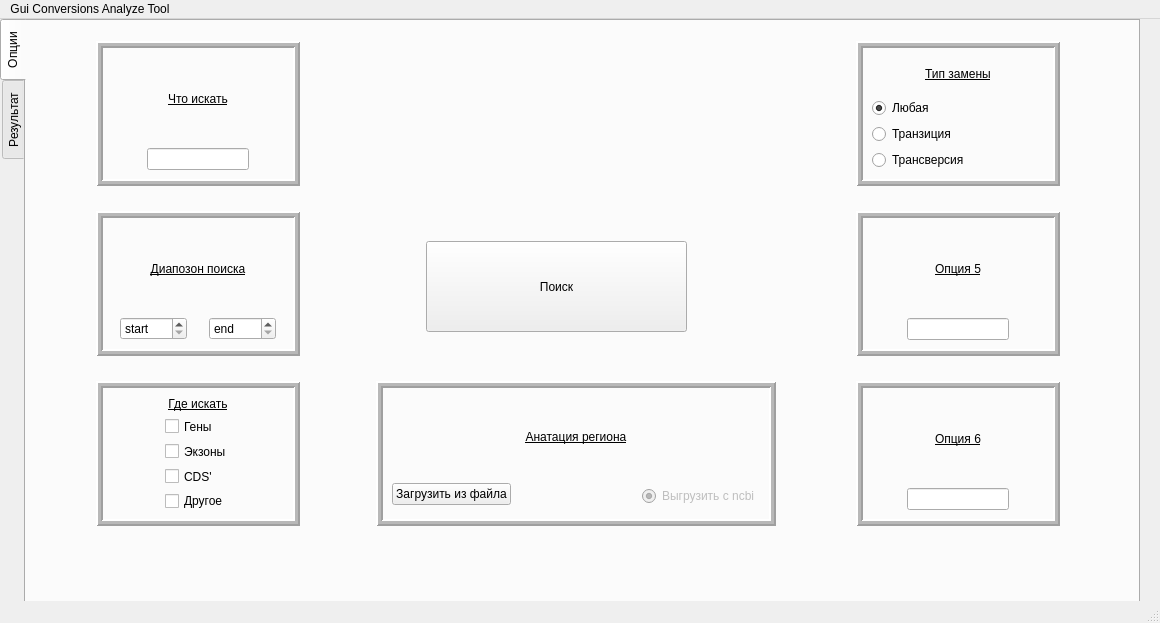
The window that gui/windows/MAIN/mainwindow.ui (furanocoumarins/GCAT) describes before a commit, drawn with Qt 5.
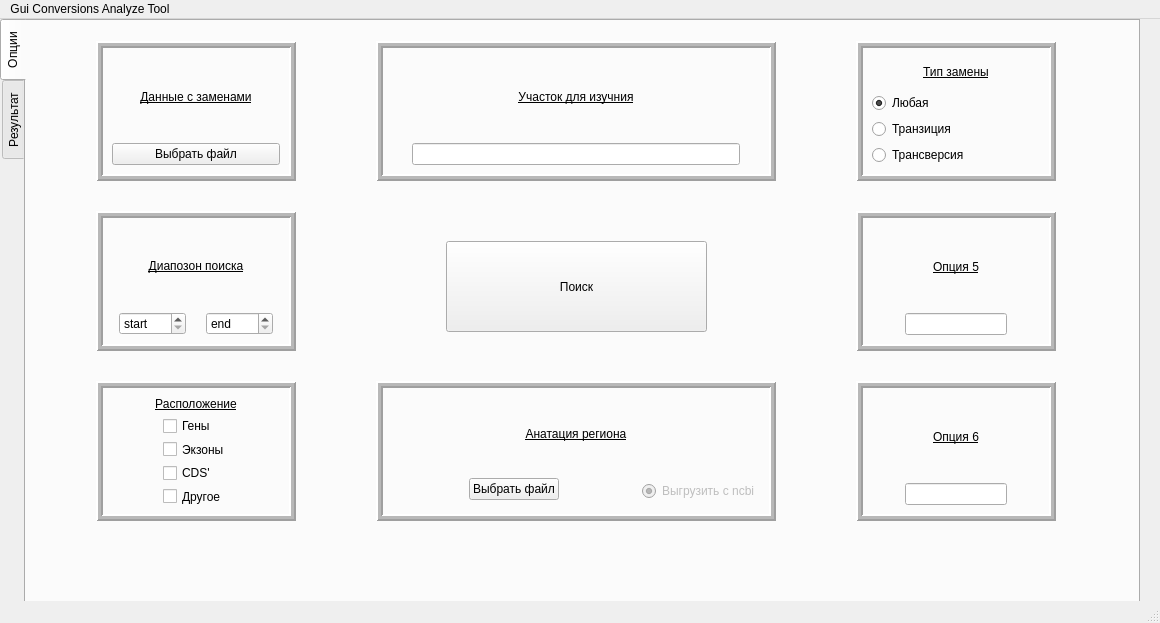
The same window after the commit.

Commit message:
add the ability to select a file (conversion)
also refactoring names

What changed in the file:
```diff
--- a/gui/windows/MAIN/mainwindow.ui
+++ b/gui/windows/MAIN/mainwindow.ui
@@ -81,7 +81,7 @@
      <widget class="QPushButton" name="pushButton">
       <property name="geometry">
        <rect>
-        <x>400</x>
+        <x>420</x>
         <y>220</y>
         <width>261</width>
         <height>91</height>
@@ -96,8 +96,8 @@
        <rect>
         <x>70</x>
         <y>360</y>
-        <width>204</width>
-        <height>145</height>
+        <width>200</width>
+        <height>140</height>
        </rect>
       </property>
       <property name="frameShape">
@@ -116,7 +116,7 @@
        <item>
         <widget class="QLabel" name="SourceSDeearch_lay">
          <property name="text">
-          <string>&lt;html&gt;&lt;head/&gt;&lt;body&gt;&lt;p align=&quot;center&quot;&gt;&lt;span style=&quot; text-decoration: underline;&quot;&gt;Где искать&lt;/span&gt;&lt;/p&gt;&lt;/body&gt;&lt;/html&gt;</string>
+          <string>&lt;html&gt;&lt;head/&gt;&lt;body&gt;&lt;p align=&quot;center&quot;&gt;&lt;span style=&quot; text-decoration: underline;&quot;&gt;Расположение&lt;/span&gt;&lt;/p&gt;&lt;/body&gt;&lt;/html&gt;</string>
          </property>
          <property name="textFormat">
           <enum>Qt::TextFormat::AutoText</enum>
@@ -188,6 +188,19 @@
          </item>
         </layout>
        </item>
+       <item>
+        <spacer name="verticalSpacer_2">
+         <property name="orientation">
+          <enum>Qt::Orientation::Vertical</enum>
+         </property>
+         <property name="sizeHint" stdset="0">
+          <size>
+           <width>20</width>
+           <height>40</height>
+          </size>
+         </property>
+        </spacer>
+       </item>
       </layout>
      </widget>
      <widget class="QFrame" name="positionOPTIONS">
@@ -195,8 +208,8 @@
        <rect>
         <x>70</x>
         <y>190</y>
-        <width>204</width>
-        <height>145</height>
+        <width>200</width>
+        <height>140</height>
        </rect>
       </property>
       <property name="frameShape">
@@ -330,10 +343,10 @@
      <widget class="QFrame" name="SearchSource_fr_3">
       <property name="geometry">
        <rect>
-        <x>70</x>
+        <x>350</x>
         <y>20</y>
-        <width>204</width>
-        <height>145</height>
+        <width>400</width>
+        <height>140</height>
        </rect>
       </property>
       <property name="frameShape">
@@ -352,7 +365,7 @@
        <item>
         <widget class="QLabel" name="SourceSDeearch_lay_3">
          <property name="text">
-          <string>&lt;html&gt;&lt;head/&gt;&lt;body&gt;&lt;p align=&quot;center&quot;&gt;&lt;span style=&quot; text-decoration: underline;&quot;&gt;Что искать&lt;/span&gt;&lt;/p&gt;&lt;/body&gt;&lt;/html&gt;</string>
+          <string>&lt;html&gt;&lt;head/&gt;&lt;body&gt;&lt;p align=&quot;center&quot;&gt;&lt;span style=&quot; text-decoration: underline;&quot;&gt;Участок для изучния&lt;/span&gt;&lt;/p&gt;&lt;/body&gt;&lt;/html&gt;</string>
          </property>
          <property name="textFormat">
           <enum>Qt::TextFormat::AutoText</enum>
@@ -366,9 +379,12 @@
            <property name="orientation">
             <enum>Qt::Orientation::Horizontal</enum>
            </property>
+           <property name="sizeType">
+            <enum>QSizePolicy::Policy::Fixed</enum>
+           </property>
            <property name="sizeHint" stdset="0">
             <size>
-             <width>40</width>
+             <width>20</width>
              <height>20</height>
             </size>
            </property>
@@ -382,9 +398,12 @@
            <property name="orientation">
             <enum>Qt::Orientation::Horizontal</enum>
            </property>
+           <property name="sizeType">
+            <enum>QSizePolicy::Policy::Fixed</enum>
+           </property>
            <property name="sizeHint" stdset="0">
             <size>
-             <width>40</width>
+             <width>20</width>
              <height>20</height>
             </size>
            </property>
@@ -399,8 +418,8 @@
        <rect>
         <x>830</x>
         <y>190</y>
-        <width>204</width>
-        <height>145</height>
+        <width>200</width>
+        <height>140</height>
        </rect>
       </property>
       <property name="frameShape">
@@ -466,8 +485,8 @@
        <rect>
         <x>830</x>
         <y>20</y>
-        <width>204</width>
-        <height>145</height>
+        <width>200</width>
+        <height>140</height>
        </rect>
       </property>
       <property name="frameShape">
@@ -528,8 +547,8 @@
        <rect>
         <x>830</x>
         <y>360</y>
-        <width>204</width>
-        <height>145</height>
+        <width>200</width>
+        <height>140</height>
        </rect>
       </property>
       <property name="frameShape">
@@ -596,7 +615,7 @@
         <x>350</x>
         <y>360</y>
         <width>400</width>
-        <height>145</height>
+        <height>140</height>
        </rect>
       </property>
       <property name="frameShape">
@@ -627,12 +646,25 @@
          <property name="spacing">
           <number>6</number>
          </property>
+         <item>
+          <spacer name="horizontalSpacer_9">
+           <property name="orientation">
+            <enum>Qt::Orientation::Horizontal</enum>
+           </property>
+           <property name="sizeHint" stdset="0">
+            <size>
+             <width>40</width>
+             <height>20</height>
+            </size>
+           </property>
+          </spacer>
+         </item>
          <item>
           <layout class="QVBoxLayout" name="FileLAYOUT">
            <item>
             <widget class="QPushButton" name="anatationEXportBUTTON">
              <property name="text">
-              <string>Загрузить из файла</string>
+              <string>Выбрать файл</string>
              </property>
             </widget>
            </item>
@@ -702,6 +734,61 @@
        </item>
       </layout>
      </widget>
+     <widget class="QFrame" name="conversionsFileOPTIONS">
+      <property name="geometry">
+       <rect>
+        <x>70</x>
+        <y>20</y>
+        <width>200</width>
+        <height>140</height>
+       </rect>
+      </property>
+      <property name="frameShape">
+       <enum>QFrame::Shape::Box</enum>
+      </property>
+      <property name="frameShadow">
+       <enum>QFrame::Shadow::Raised</enum>
+      </property>
+      <property name="lineWidth">
+       <number>2</number>
+      </property>
+      <property name="midLineWidth">
+       <number>3</number>
+      </property>
+      <layout class="QVBoxLayout" name="SourceOfSearch_lay_8">
+       <item>
+        <widget class="QLabel" name="SourceSDeearch_lay_8">
+         <property name="text">
+          <string>&lt;html&gt;&lt;head/&gt;&lt;body&gt;&lt;p align=&quot;center&quot;&gt;&lt;span style=&quot; text-decoration: underline;&quot;&gt;Данные с заменами&lt;/span&gt;&lt;/p&gt;&lt;/body&gt;&lt;/html&gt;</string>
+         </property>
+         <property name="textFormat">
+          <enum>Qt::TextFormat::AutoText</enum>
+         </property>
+        </widget>
+       </item>
+       <item>
+        <layout class="QHBoxLayout" name="horizontalLayout_7">
+         <property name="spacing">
+          <number>6</number>
+         </property>
+         <item>
+          <layout class="QVBoxLayout" name="FileLAYOUT_2">
+           <item>
+            <widget class="QPushButton" name="inputfileEXportBUTTON">
+             <property name="text">
+              <string>Выбрать файл</string>
+             </property>
+             <property name="fileURL" stdset="0">
+              <string/>
+             </property>
+            </widget>
+           </item>
+          </layout>
+         </item>
+        </layout>
+       </item>
+      </layout>
+     </widget>
     </widget>
     <widget class="QWidget" name="tabRESULTS">
      <attribute name="title">
```
Left out of the diff: 22 changed lines with no effect on the pictures. The commit also changes 2 other files.
